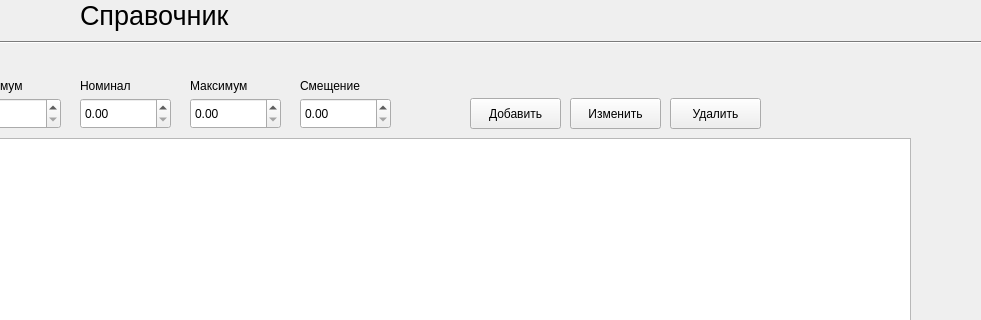
Before: the Qt Designer form referencedialog.ui in SergeyPesterevD-TEST/Abest2, drawn with Qt 5; both pictures show x 300 to 1281 and y 0 to 320 of the 1366 by 768 pixel window.
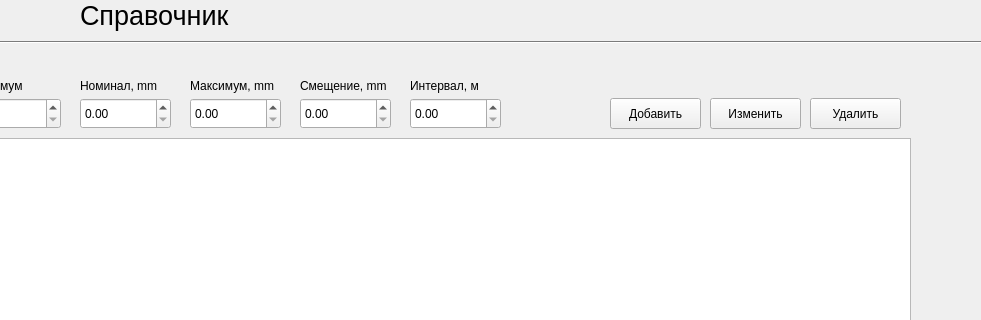
After: the same form once the commit is applied.

Commit message: Parsing zeroes. Added interval of registration

```diff
--- a/referencedialog.ui
+++ b/referencedialog.ui
@@ -103,7 +103,7 @@
     <widget class="QPushButton" name="pushButton_4">
      <property name="geometry">
       <rect>
-       <x>850</x>
+       <x>990</x>
        <y>30</y>
        <width>91</width>
        <height>31</height>
@@ -116,7 +116,7 @@
     <widget class="QPushButton" name="pushButton_5">
      <property name="geometry">
       <rect>
-       <x>950</x>
+       <x>1090</x>
        <y>30</y>
        <width>91</width>
        <height>31</height>
@@ -129,7 +129,7 @@
     <widget class="QPushButton" name="pushButton_6">
      <property name="geometry">
       <rect>
-       <x>750</x>
+       <x>890</x>
        <y>30</y>
        <width>91</width>
        <height>31</height>
@@ -149,7 +149,7 @@
       </rect>
      </property>
      <property name="text">
-      <string>Номинал</string>
+      <string>Номинал, mm</string>
      </property>
     </widget>
     <widget class="QDoubleSpinBox" name="NominalThickness">
@@ -197,12 +197,12 @@
       <rect>
        <x>470</x>
        <y>10</y>
-       <width>81</width>
+       <width>91</width>
        <height>16</height>
       </rect>
      </property>
      <property name="text">
-      <string>Максимум</string>
+      <string>Максимум, mm</string>
      </property>
     </widget>
     <widget class="QLabel" name="label_10">
@@ -223,12 +223,35 @@
       <rect>
        <x>580</x>
        <y>10</y>
+       <width>91</width>
+       <height>16</height>
+      </rect>
+     </property>
+     <property name="text">
+      <string>Смещение, mm</string>
+     </property>
+    </widget>
+    <widget class="QDoubleSpinBox" name="interval">
+     <property name="geometry">
+      <rect>
+       <x>690</x>
+       <y>30</y>
+       <width>91</width>
+       <height>31</height>
+      </rect>
+     </property>
+    </widget>
+    <widget class="QLabel" name="label_12">
+     <property name="geometry">
+      <rect>
+       <x>690</x>
+       <y>10</y>
        <width>81</width>
        <height>16</height>
       </rect>
      </property>
      <property name="text">
-      <string>Смещение</string>
+      <string>Интервал, м</string>
      </property>
     </widget>
    </widget>
```
The commit also changes 4 other files.
